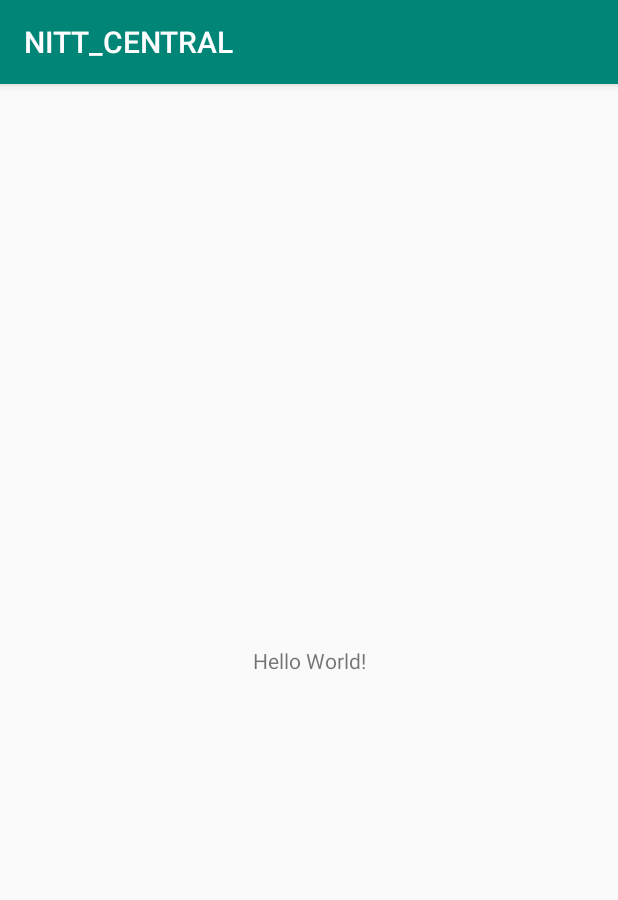
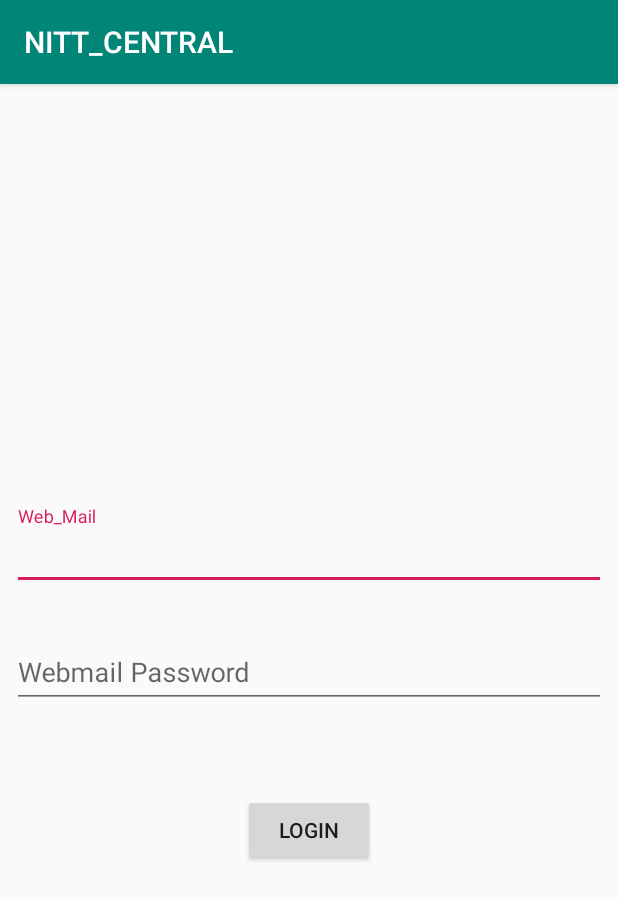
Before and after one commit to ranaaditya/NITT_CENTRIC, an Android app: the screen it shows after launch (MainActivity), on a phone screen of 412 x 824 dp. Shown: the top 900 px of the screen. Run offline under Robolectric (Android 15) with nearby library versions, the phone set to English and light mode, and no system bars.

Commit message:
Add Login Activity

```diff
--- a/app/build.gradle
+++ b/app/build.gradle
@@ -26,4 +26,7 @@ dependencies {
     testImplementation 'junit:junit:4.12'
     androidTestImplementation 'androidx.test.ext:junit:1.1.1'
     androidTestImplementation 'androidx.test.espresso:espresso-core:3.2.0'
+    implementation 'com.google.android.material:material:1.2.0-alpha04'
+    implementation 'androidx.constraintlayout:constraintlayout:2.0.0-beta4'
+    implementation 'com.google.android.gms:play-services-auth:17.0.0'
 }
--- a/app/src/main/res/layout/activity_main.xml
+++ b/app/src/main/res/layout/activity_main.xml
@@ -1,18 +1,58 @@
 <?xml version="1.0" encoding="utf-8"?>
-<androidx.constraintlayout.widget.ConstraintLayout xmlns:android="http://schemas.android.com/apk/res/android"
+<androidx.constraintlayout.widget.ConstraintLayout
+    xmlns:android="http://schemas.android.com/apk/res/android"
     xmlns:app="http://schemas.android.com/apk/res-auto"
     xmlns:tools="http://schemas.android.com/tools"
     android:layout_width="match_parent"
     android:layout_height="match_parent"
     tools:context=".MainActivity">
 
-    <TextView
+    <com.google.android.material.textfield.TextInputLayout
+        android:id="@+id/textInputLayout"
+        android:layout_width="match_parent"
+        android:layout_height="wrap_content"
+        android:layout_margin="8dp"
+        app:layout_constraintBottom_toBottomOf="parent"
+        app:layout_constraintTop_toTopOf="parent"
+        app:layout_constraintVertical_bias="0.393"
+        tools:layout_editor_absoluteX="16dp">
+
+        <EditText
+            android:layout_width="match_parent"
+            android:layout_height="wrap_content"
+            android:id="@+id/loginwebmail"
+            android:hint="@string/login_mail"
+            android:textAlignment="center"
+            android:textColorHint="@color/red" />
+
+    </com.google.android.material.textfield.TextInputLayout>
+
+    <com.google.android.material.textfield.TextInputLayout
+        android:id="@+id/textInputLayout2"
+        android:layout_width="match_parent"
+        android:layout_height="wrap_content"
+        android:layout_margin="8dp"
+        app:layout_constraintBottom_toBottomOf="parent"
+        app:layout_constraintTop_toBottomOf="@+id/textInputLayout"
+        app:layout_constraintVertical_bias="0.04"
+        tools:layout_editor_absoluteX="-16dp">
+
+        <EditText
+            android:layout_width="match_parent"
+            android:layout_height="wrap_content"
+            android:id="@+id/loginwebmailpassword"
+            android:hint="@string/login_password" />
+    </com.google.android.material.textfield.TextInputLayout>
+
+    <Button
         android:layout_width="wrap_content"
         android:layout_height="wrap_content"
-        android:text="Hello World!"
+        android:id="@+id/loginbutton"
+        android:text="@string/login_text"
         app:layout_constraintBottom_toBottomOf="parent"
-        app:layout_constraintLeft_toLeftOf="parent"
-        app:layout_constraintRight_toRightOf="parent"
-        app:layout_constraintTop_toTopOf="parent" />
+        app:layout_constraintEnd_toEndOf="parent"
+        app:layout_constraintStart_toStartOf="parent"
+        app:layout_constraintTop_toBottomOf="@+id/textInputLayout2"
+        app:layout_constraintVertical_bias="0.188" />
 
 </androidx.constraintlayout.widget.ConstraintLayout>
--- a/app/src/main/res/values/colors.xml
+++ b/app/src/main/res/values/colors.xml
@@ -3,4 +3,6 @@
     <color name="colorPrimary">#008577</color>
     <color name="colorPrimaryDark">#00574B</color>
     <color name="colorAccent">#D81B60</color>
+    <color name="red">#ff0000</color>
+    <color name="blue">#0000FF</color>
 </resources>
--- a/app/src/main/res/values/strings.xml
+++ b/app/src/main/res/values/strings.xml
@@ -1,3 +1,6 @@
 <resources>
     <string name="app_name">NITT_CENTRAL</string>
+    <string name="login_mail">Web_Mail</string>
+    <string name="login_password">Webmail Password</string>
+    <string name="login_text">LOGIN</string>
 </resources>
```
